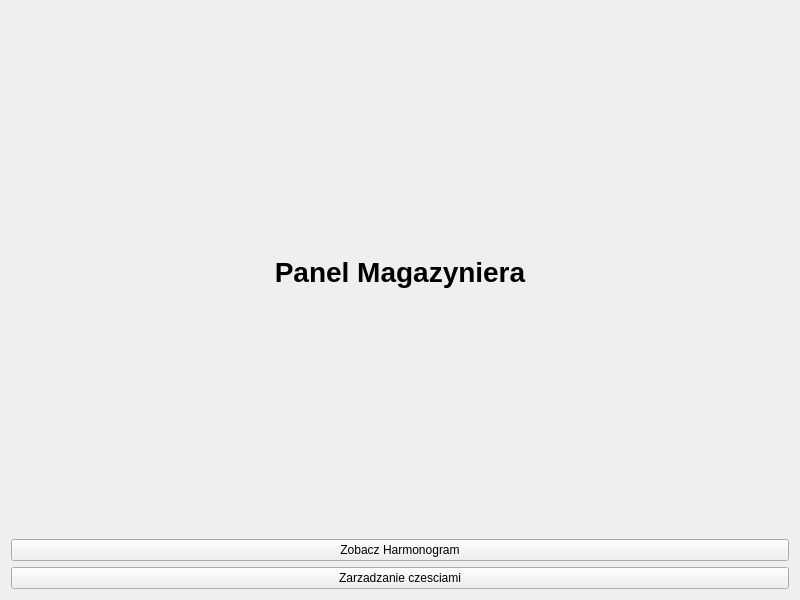
First picture: the form in panelmagazyniera.ui, repository MrRandevo/GUI-for-workshop-database, before the edit.
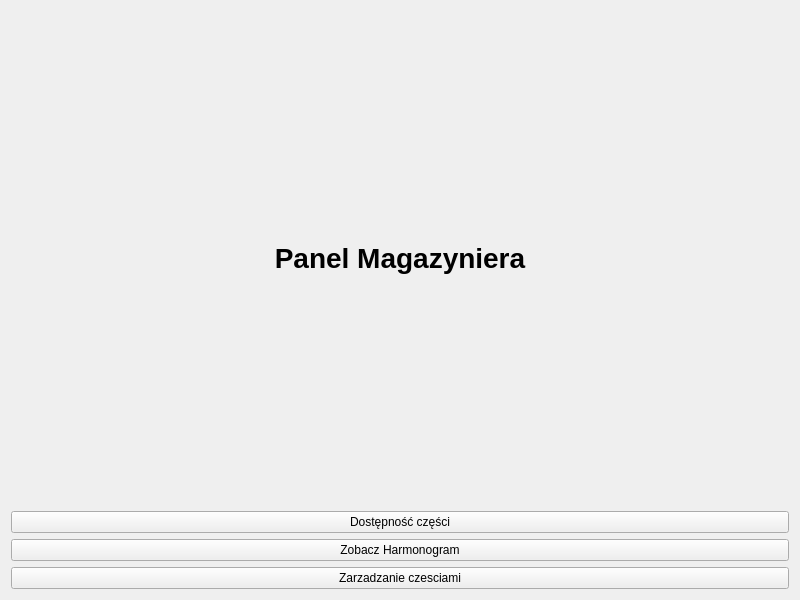
Second picture: the form after the edit.

```diff
--- a/panelmagazyniera.ui
+++ b/panelmagazyniera.ui
@@ -30,6 +30,13 @@
      </property>
     </widget>
    </item>
+   <item>
+    <widget class="QPushButton" name="Dostepnosc_Button">
+     <property name="text">
+      <string>Dostępność części</string>
+     </property>
+    </widget>
+   </item>
    <item>
     <widget class="QPushButton" name="Harmonogram_Button">
      <property name="text">
```
